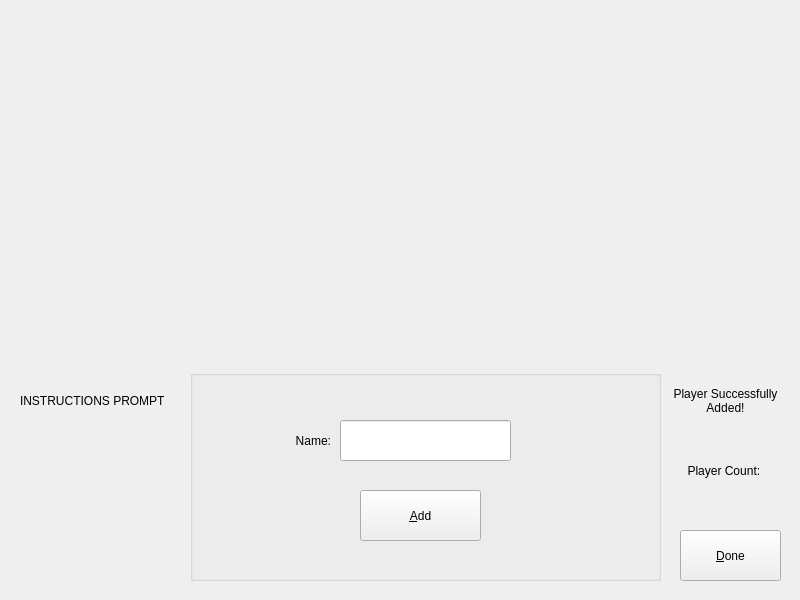
Qt form ui/mainwindow.ui (RLogan-CSDev/Secret-Santa) before a commit.
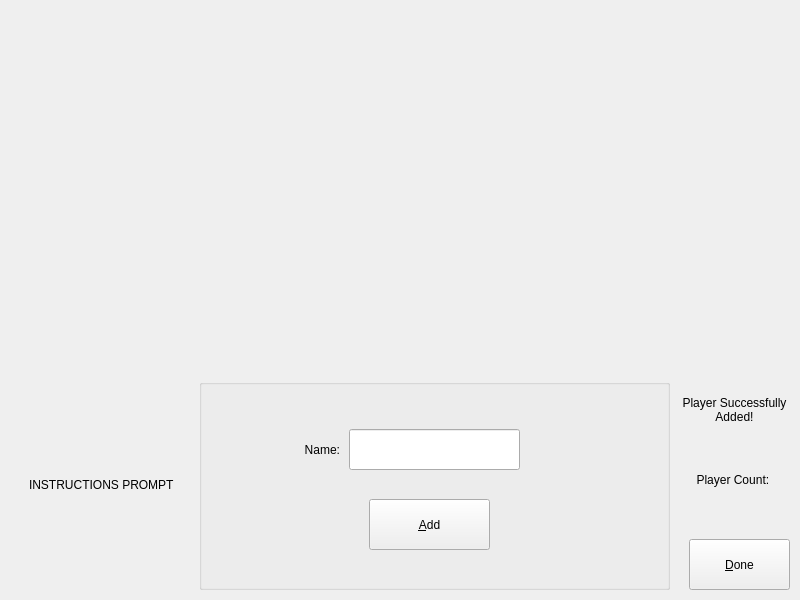
The same form after that commit. The open tabs and pages were chosen to show the change. Icons and pictures are not drawn.

Patch:
```diff
--- a/ui/mainwindow.ui
+++ b/ui/mainwindow.ui
@@ -18,15 +18,21 @@
     <normaloff>:/icons/santa_icon.png</normaloff>:/icons/santa_icon.png</iconset>
   </property>
   <widget class="QWidget" name="centralwidget">
+   <property name="layoutDirection">
+    <enum>Qt::LayoutDirection::LeftToRight</enum>
+   </property>
    <widget class="QStackedWidget" name="stackedWidget">
     <property name="geometry">
      <rect>
-      <x>0</x>
-      <y>0</y>
-      <width>801</width>
-      <height>601</height>
+      <x>9</x>
+      <y>9</y>
+      <width>782</width>
+      <height>582</height>
      </rect>
     </property>
+    <property name="layoutDirection">
+     <enum>Qt::LayoutDirection::LeftToRight</enum>
+    </property>
     <property name="currentIndex">
      <number>2</number>
     </property>
@@ -109,9 +115,9 @@
       <property name="geometry">
        <rect>
         <x>20</x>
-        <y>220</y>
+        <y>370</y>
         <width>151</width>
-        <height>361</height>
+        <height>211</height>
        </rect>
       </property>
       <property name="text">
```
Left out of the diff: 2 changed lines with no effect on the pictures.
